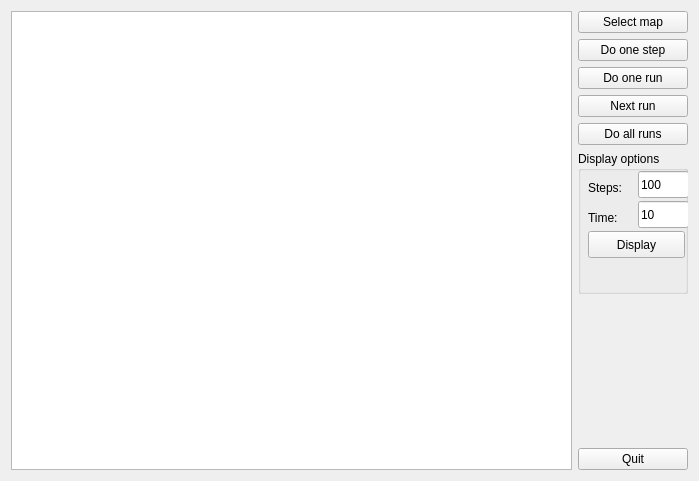
Minoru/vacuum_cleaner_world-qt, file mainwindow.ui: the form before one commit.
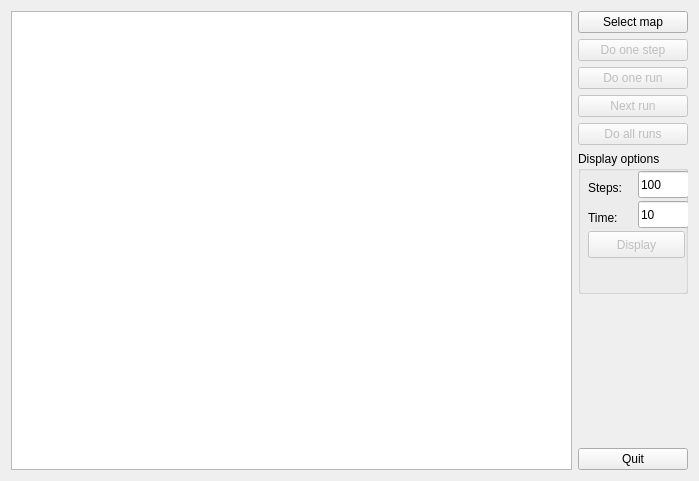
The form after the commit. Icons and pictures are not drawn.

Commit message: Technical buttons are disabled by default

The edit to the form file:
```diff
--- a/mainwindow.ui
+++ b/mainwindow.ui
@@ -31,6 +31,9 @@
     </item>
     <item row="1" column="1">
      <widget class="QPushButton" name="pushButton_3">
+      <property name="enabled">
+       <bool>false</bool>
+      </property>
       <property name="text">
        <string>Do one step</string>
       </property>
@@ -38,6 +41,9 @@
     </item>
     <item row="2" column="1">
      <widget class="QPushButton" name="pushButton_4">
+      <property name="enabled">
+       <bool>false</bool>
+      </property>
       <property name="text">
        <string>Do one run</string>
       </property>
@@ -45,6 +51,9 @@
     </item>
     <item row="3" column="1">
      <widget class="QPushButton" name="pushButton_5">
+      <property name="enabled">
+       <bool>false</bool>
+      </property>
       <property name="text">
        <string>Next run</string>
       </property>
@@ -52,6 +61,9 @@
     </item>
     <item row="4" column="1">
      <widget class="QPushButton" name="pushButton_6">
+      <property name="enabled">
+       <bool>false</bool>
+      </property>
       <property name="text">
        <string>Do all runs</string>
       </property>
@@ -122,6 +134,9 @@
        </property>
       </widget>
       <widget class="QPushButton" name="pushButton_7">
+       <property name="enabled">
+        <bool>false</bool>
+       </property>
        <property name="geometry">
         <rect>
          <x>10</x>
```
The commit also changes 2 other files.
